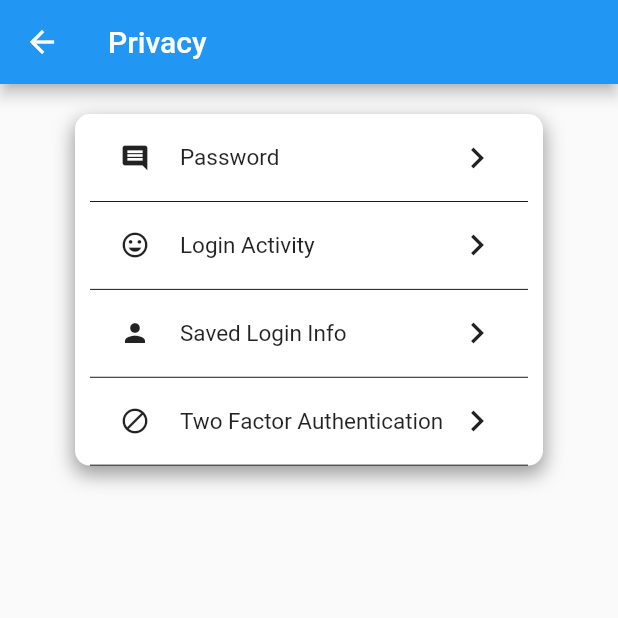
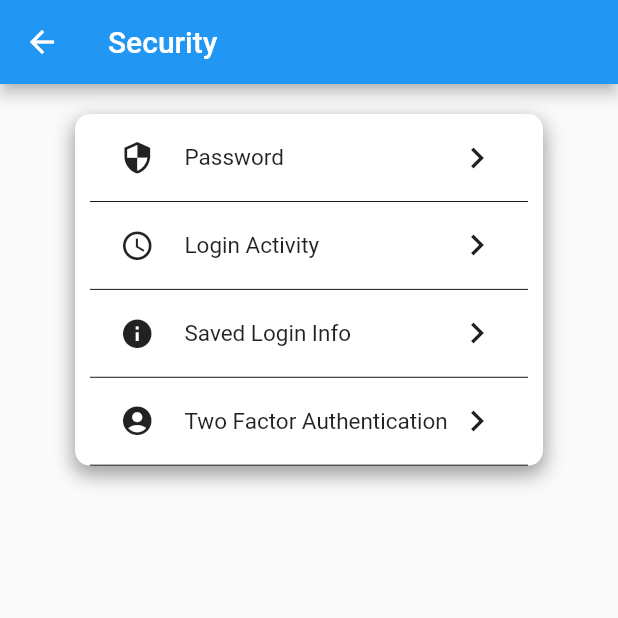
Before and after one commit to The-virgo-noid/talenthunt, a Flutter app: the SecurityScreen screen opened directly, on a phone screen of 412 x 824 dp, the top half of it. Run offline on Flutter 3.47's test engine with Material 2 defaults, Android fonts, the phone set to English and light mode, and no system bars; our stand-ins replace bottom_navy_bar, flutter_speed_dial, fluttertoast, font_awesome_flutter, image_picker, page_transition and 1 more; missing offline and left inert: dropdownfield.

Commit message:
minor ui changes

```diff
--- a/lib/widgets/PrivacyScreen.dart
+++ b/lib/widgets/PrivacyScreen.dart
@@ -56,7 +56,7 @@ class PrivacyScreen extends StatelessWidget {
             children: <Widget>[
               Icon(
                 icon,
-                size: 20,
+                size: 23,
               ),
               SizedBox(
                 width: 20.0,
--- a/lib/widgets/SecurityScreen.dart
+++ b/lib/widgets/SecurityScreen.dart
@@ -5,7 +5,7 @@ class SecurityScreen extends StatelessWidget {
   Widget build(BuildContext context) {
     return Scaffold(
       appBar: AppBar(
-        title: Text("Privacy"),
+        title: Text("Security"),
       ),
       body: Padding(
         padding: const EdgeInsets.symmetric(vertical: 20.0, horizontal: 50.0),
@@ -29,10 +29,10 @@ class SecurityScreen extends StatelessWidget {
           child: Column(
             mainAxisSize: MainAxisSize.min,
             children: <Widget>[
-              listButtons(Icons.comment, 'Password'),
-              listButtons(Icons.tag_faces, 'Login Activity'),
-              listButtons(Icons.person, 'Saved Login Info'),
-              listButtons(Icons.block, 'Two Factor Authentication'),
+              listButtons(Icons.security, 'Password'),
+              listButtons(Icons.access_time, 'Login Activity'),
+              listButtons(Icons.info, 'Saved Login Info'),
+              listButtons(Icons.account_circle, 'Two Factor Authentication'),
             ],
           ),
         ),
@@ -55,7 +55,7 @@ class SecurityScreen extends StatelessWidget {
             children: <Widget>[
               Icon(
                 icon,
-                size: 20,
+                size: 23,
               ),
               SizedBox(
                 width: 20.0,
```
